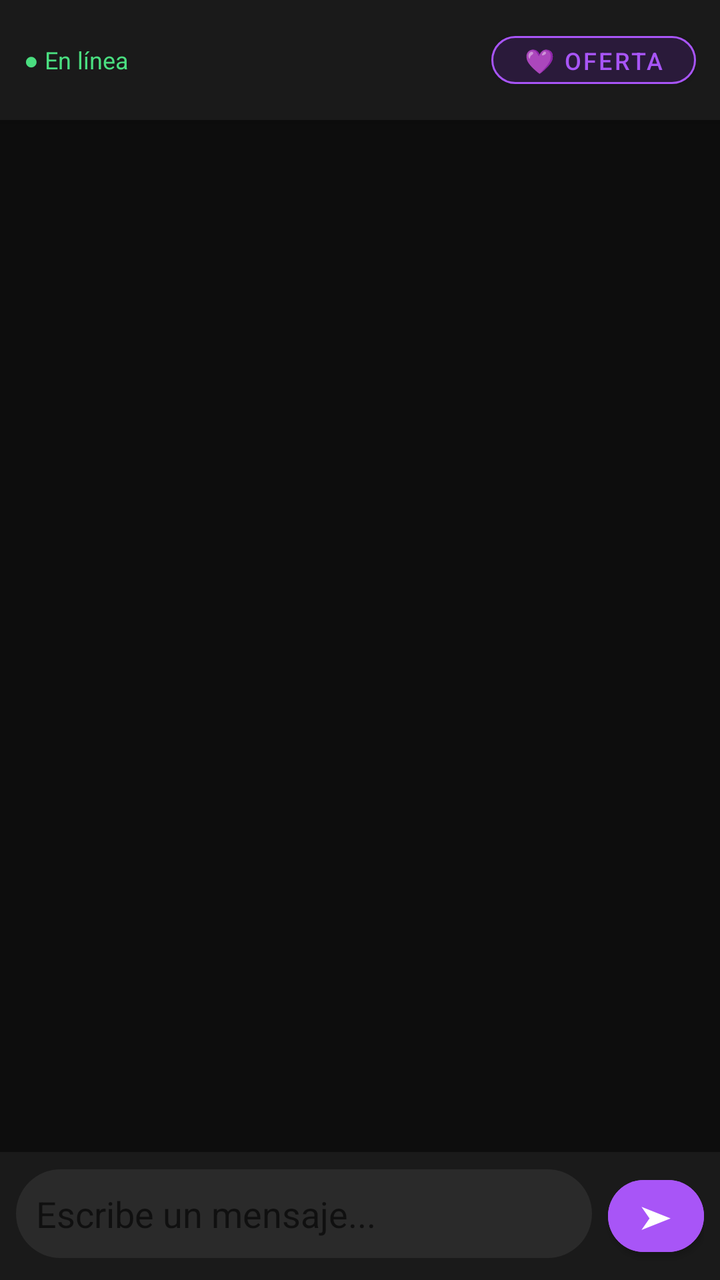
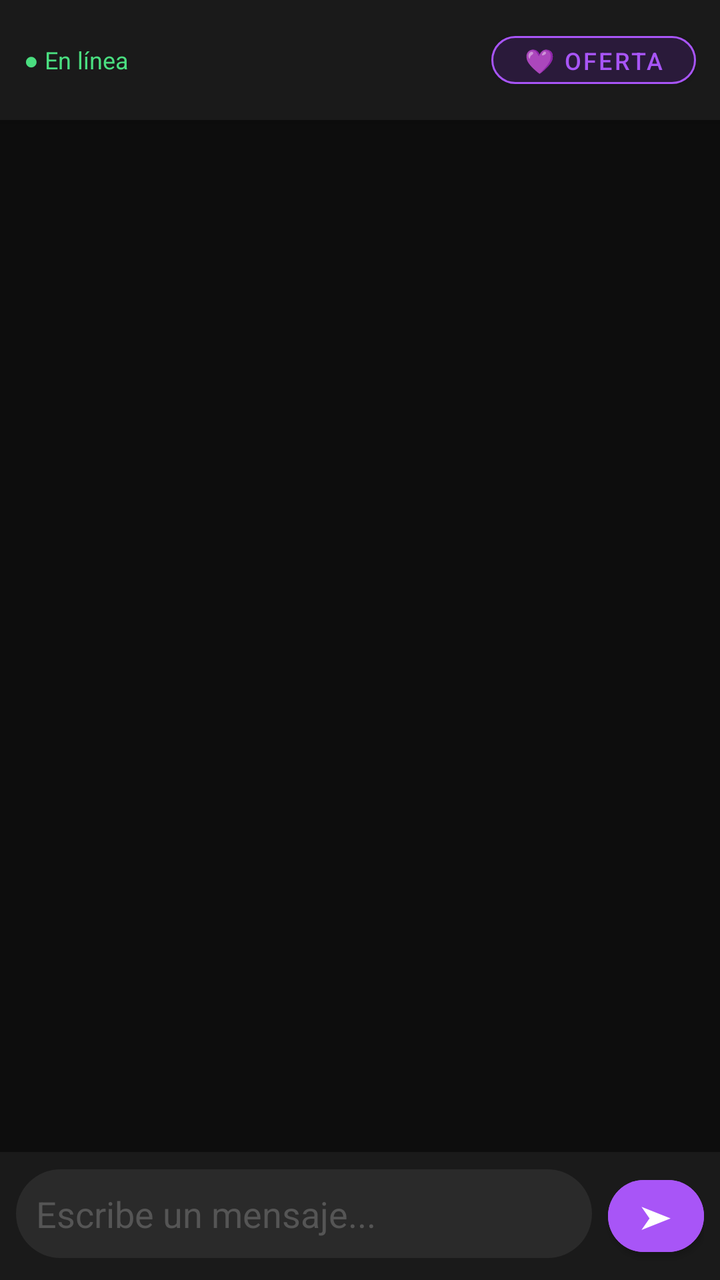

Screens rendered from an Android XML layout before and after an edit, with the pre-edit source and the edit as a unified diff.
<!-- AndroidManifest.xml: application theme Theme.LETMCSound -->
<!-- res/layout/fragment_chat_detail.xml -->
<?xml version="1.0" encoding="utf-8"?>
<androidx.constraintlayout.widget.ConstraintLayout
    xmlns:android="http://schemas.android.com/apk/res/android"
    xmlns:app="http://schemas.android.com/apk/res-auto"
    android:layout_width="match_parent"
    android:layout_height="match_parent"
    android:background="#0D0D0D">

    <LinearLayout
        android:id="@+id/header"
        android:layout_width="0dp"
        android:layout_height="wrap_content"
        android:background="#1A1A1A"
        android:orientation="horizontal"
        android:padding="12dp"
        android:gravity="center_vertical"
        android:elevation="4dp"
        app:layout_constraintTop_toTopOf="parent"
        app:layout_constraintStart_toStartOf="parent"
        app:layout_constraintEnd_toEndOf="parent">

        <TextView
            android:id="@+id/tv_realtime_status"
            android:layout_width="wrap_content"
            android:layout_height="wrap_content"
            android:text="● En línea"
            android:textColor="#4ade80"
            android:textSize="12sp"
            android:layout_marginEnd="8dp"/>

        <View android:layout_width="0dp" android:layout_height="0dp" android:layout_weight="1"/>

        <com.google.android.material.button.MaterialButton
            android:id="@+id/btn_offer"
            android:layout_width="wrap_content"
            android:layout_height="36dp"
            android:text="💜 Oferta"
            android:backgroundTint="#2A1A3A"
            android:textColor="#A855F7"
            android:textSize="12sp"
            app:cornerRadius="18dp"
            app:strokeColor="#A855F7"
            app:strokeWidth="1dp"/>
    </LinearLayout>

    <androidx.recyclerview.widget.RecyclerView
        android:id="@+id/recycler_messages"
        android:layout_width="0dp"
        android:layout_height="0dp"
        android:padding="8dp"
        android:clipToPadding="false"
        app:layout_constraintTop_toBottomOf="@id/header"
        app:layout_constraintBottom_toTopOf="@id/input_container"
        app:layout_constraintStart_toStartOf="parent"
        app:layout_constraintEnd_toEndOf="parent"/>

    <LinearLayout
        android:id="@+id/input_container"
        android:layout_width="0dp"
        android:layout_height="wrap_content"
        android:orientation="horizontal"
        android:background="#1A1A1A"
        android:padding="8dp"
        app:layout_constraintBottom_toBottomOf="parent"
        app:layout_constraintStart_toStartOf="parent"
        app:layout_constraintEnd_toEndOf="parent">

        <EditText
            android:id="@+id/et_message"
            android:layout_width="0dp"
            android:layout_height="wrap_content"
            android:layout_weight="1"
            android:hint="Escribe un mensaje..."
            android:hintTextColor="#555555"
            android:textColor="#FFFFFF"
            android:background="@drawable/input_background"
            android:padding="10dp"
            android:maxLines="4"
            android:inputType="textMultiLine|textCapSentences"/>

        <com.google.android.material.button.MaterialButton
            android:id="@+id/btn_send"
            android:layout_width="48dp"
            android:layout_height="48dp"
            android:text="➤"
            android:backgroundTint="#A855F7"
            android:textSize="16sp"
            android:layout_marginStart="8dp"
            app:cornerRadius="24dp"/>
    </LinearLayout>
</androidx.constraintlayout.widget.ConstraintLayout>
<!-- resources referenced by this layout -->
<resources>
  <!-- drawable input_background (drawable) -->
  <?xml version="1.0" encoding="utf-8"?>
  <shape xmlns:android="http://schemas.android.com/apk/res/android"
      android:shape="rectangle">
      <solid android:color="#2A2A2A"/>
      <corners android:radius="24dp"/>
  </shape>
  <style name="Theme.LETMCSound" parent="Theme.MaterialComponents.DayNight.NoActionBar">
          <item name="colorPrimary">@color/purple_primary</item>
          <item name="colorPrimaryVariant">@color/purple_dark</item>
          <item name="colorOnPrimary">@color/white</item>
          <item name="android:windowBackground">@color/background_dark</item>
          <item name="android:statusBarColor">@color/background_dark</item>
          <item name="android:navigationBarColor">@color/surface_dark</item>
      </style>
  <color name="purple_primary">#A855F7</color>
  <color name="purple_dark">#7C3AED</color>
  <color name="white">#FFFFFF</color>
  <color name="background_dark">#0D0D0D</color>
  <color name="surface_dark">#1A1A1A</color>
</resources>

<!-- the commit's change to res/layout/fragment_chat_detail.xml (unified diff, before → after) -->
@@ -71,7 +71,7 @@
             android:layout_height="wrap_content"
             android:layout_weight="1"
             android:hint="Escribe un mensaje..."
-            android:hintTextColor="#555555"
+            android:textColorHint="#555555"
             android:textColor="#FFFFFF"
             android:background="@drawable/input_background"
             android:padding="10dp"
